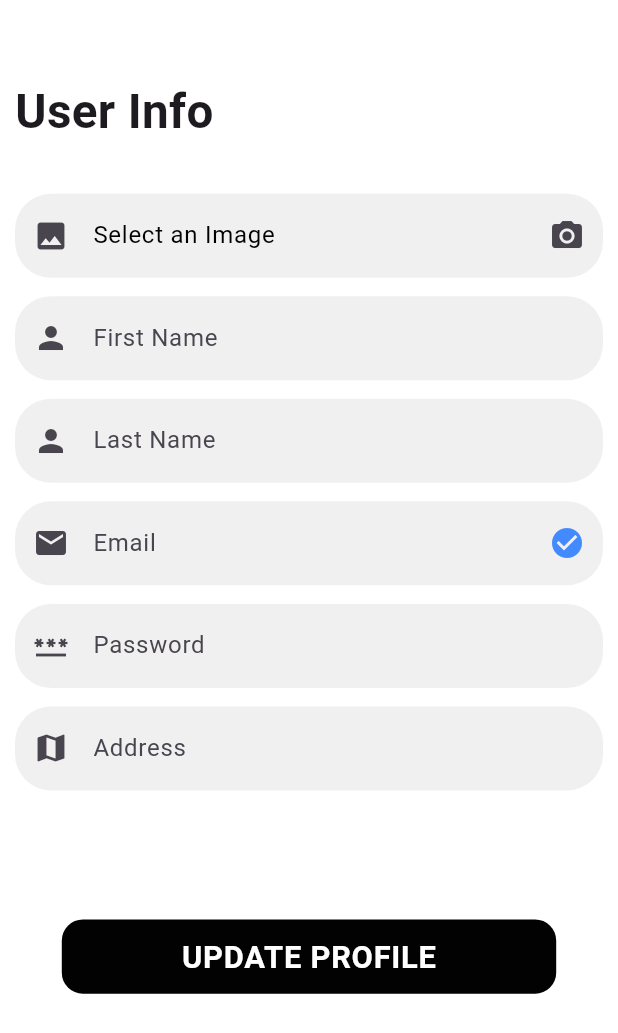
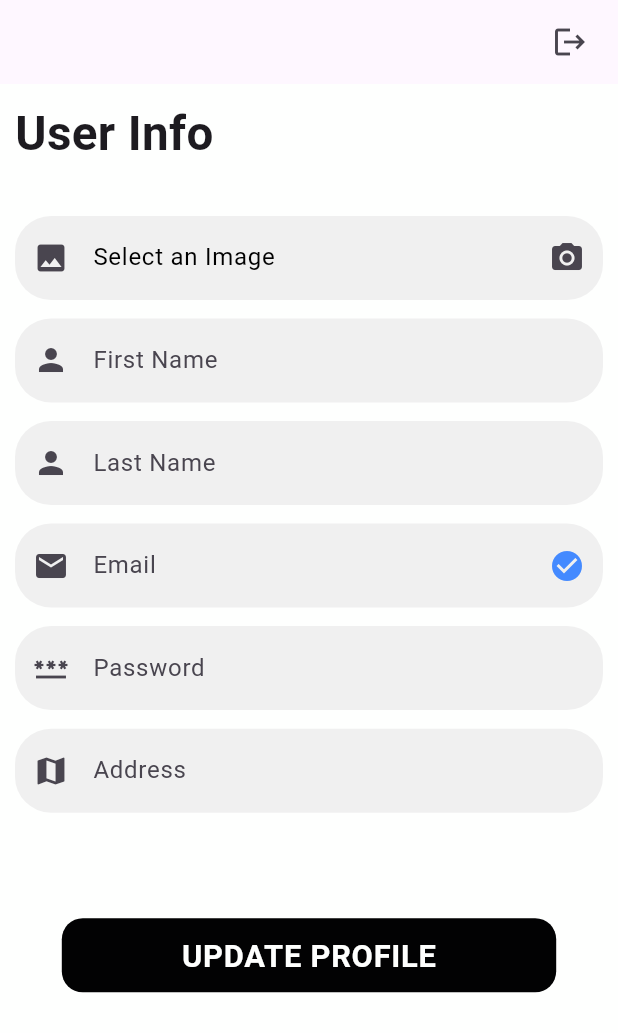
Before and after one commit to Sadman-123/Task_Manager_BDCalling, a Flutter app: the Userinfo screen opened directly, on a phone screen of 412 x 824 dp. Shown: the top 1033 px of the screen. Run offline on Flutter 3.47's test engine with Material 3 defaults, Android fonts, the phone set to English and light mode, and no system bars; our stand-ins replace fluttertoast, get, image_picker, pinput, shared_preferences, timeago; accounts and stored records are empty; network calls fail.

Commit message:
changes in logout

```diff
--- a/lib/controller/usercontrol.dart
+++ b/lib/controller/usercontrol.dart
@@ -325,8 +325,9 @@ class Usercontrol extends GetxController {
     final SharedPreferences prefs = await SharedPreferences.getInstance();
     await prefs.remove('token');
     tasks.clear();
+    welcomename.value = "";
+    isProfileModified.value = false;
     Get.toNamed('/login');
-    JossToast(msg: "Logged Out Successfully", mdw: mdw, isbad: true);
   }
   void clear_textfields() {
     logemail.clear();
--- a/lib/routes/sub/userinfo.dart
+++ b/lib/routes/sub/userinfo.dart
@@ -19,6 +19,15 @@ class Userinfo extends StatelessWidget
     var mdw=MediaQuery.sizeOf(context).width;
     var mdh=MediaQuery.sizeOf(context).height;
     return Scaffold(
+      appBar: AppBar(
+        automaticallyImplyLeading: false,
+        actions: [
+          Padding(
+            padding: const EdgeInsets.all(8.0),
+            child: IconButton(onPressed: (){user.Logout(mdw);}, icon: Icon(Icons.logout)),
+          )
+        ],
+      ),
     body: SafeArea(
       child: SingleChildScrollView(
         child: Container(
@@ -26,7 +35,6 @@ class Userinfo extends StatelessWidget
           child: Column(
             crossAxisAlignment: CrossAxisAlignment.start,
             children: [
-              SizedBox(height: mdh*0.05,),
               Text("User Info",style: Home_Title_Txt(mdw),),
               SizedBox(height: mdh*0.04,),
               Container(
@@ -135,7 +143,7 @@ class Userinfo extends StatelessWidget
                   alignment: Alignment.center,
                   child: Obx(()=>Text("${user.getProfileCreatedDateText()}",style: TextStyle(fontSize: mdw*0.050,color: Colors.grey),))
               ),
-              SizedBox(height: mdh*0.044,),
+              SizedBox(height: mdh*0.025,),
               GestureDetector(
                 onTap: () {
                   user.updateProfile(mdw);
```
